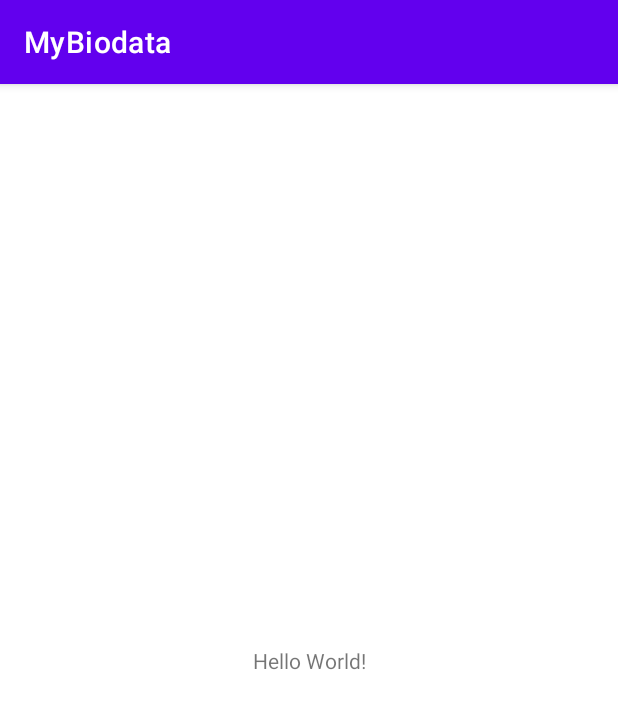
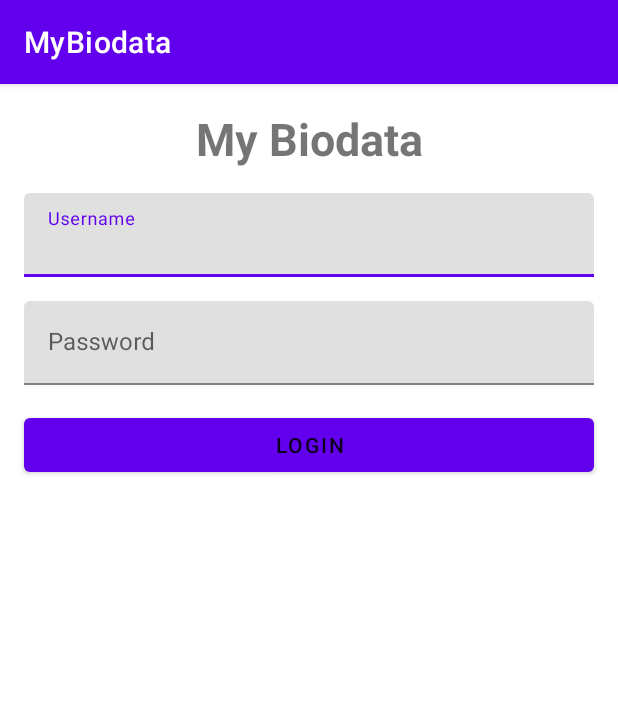
Before and after one commit to PutraGandaD/MyBiodata, an Android app: the screen it shows after launch (MainActivity), on a phone screen of 412 x 824 dp. Shown: the top 709 px of the screen. Run offline under Robolectric (Android 15) with nearby library versions, the phone set to English and light mode, and no system bars.

Commit message:
Update activity_main.xml
Added username and password field, along with it's login button.

```diff
--- a/app/src/main/res/layout/activity_main.xml
+++ b/app/src/main/res/layout/activity_main.xml
@@ -7,12 +7,68 @@
     tools:context=".MainActivity">
 
     <TextView
+        android:id="@+id/tv_app_name"
         android:layout_width="wrap_content"
         android:layout_height="wrap_content"
-        android:text="Hello World!"
-        app:layout_constraintBottom_toBottomOf="parent"
-        app:layout_constraintEnd_toEndOf="parent"
+        android:text="My Biodata"
+        android:textSize="30sp"
+        android:textStyle="bold"
+        android:layout_marginTop="16dp"
+        app:layout_constraintTop_toTopOf="parent"
         app:layout_constraintStart_toStartOf="parent"
-        app:layout_constraintTop_toTopOf="parent" />
+        app:layout_constraintEnd_toEndOf="parent"/>
+
+    <com.google.android.material.textfield.TextInputLayout
+        android:id="@+id/til_username"
+        android:layout_width="match_parent"
+        android:layout_height="wrap_content"
+        android:layout_marginTop="16dp"
+        android:layout_marginHorizontal="16dp"
+        android:hint="Username"
+        app:layout_constraintTop_toBottomOf="@id/tv_app_name"
+        app:layout_constraintStart_toStartOf="parent"
+        app:layout_constraintEnd_toEndOf="parent">
+
+        <EditText
+            android:id="@+id/et_username"
+            android:layout_width="match_parent"
+            android:layout_height="wrap_content"
+            android:inputType="textPersonName"
+            android:imeOptions="actionNext"/>
+
+    </com.google.android.material.textfield.TextInputLayout>
+
+    <com.google.android.material.textfield.TextInputLayout
+        android:id="@+id/til_password"
+        android:layout_width="match_parent"
+        android:layout_height="wrap_content"
+        android:layout_marginTop="16dp"
+        android:layout_marginHorizontal="16dp"
+        android:hint="Password"
+        app:layout_constraintTop_toBottomOf="@id/til_username"
+        app:layout_constraintStart_toStartOf="parent"
+        app:layout_constraintEnd_toEndOf="parent">
+
+        <EditText
+            android:id="@+id/et_password"
+            android:layout_width="match_parent"
+            android:layout_height="wrap_content"
+            android:inputType="textPassword"
+            android:imeOptions="actionDone"/>
+
+    </com.google.android.material.textfield.TextInputLayout>
+
+    <Button
+        android:id="@+id/btn_login"
+        style="@style/TextAppearance.MaterialComponents.Button"
+        android:layout_width="0dp"
+        android:layout_height="wrap_content"
+        android:text="Login"
+        android:layout_marginTop="16dp"
+        android:layout_marginHorizontal="16dp"
+        app:layout_constraintTop_toBottomOf="@id/til_password"
+        app:layout_constraintStart_toStartOf="parent"
+        app:layout_constraintEnd_toEndOf="parent"/>
+
 
 </androidx.constraintlayout.widget.ConstraintLayout>
```
